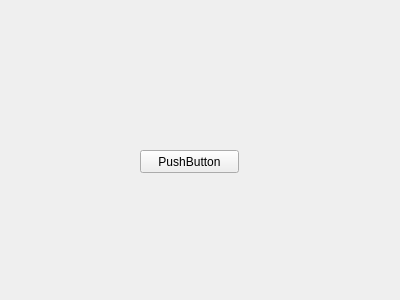
Old version of the form src/krecipes2view.ui in the repository nasenbaer89/KRecipes2.
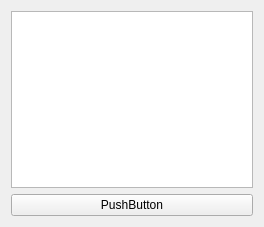
New version of the form.

Commit message: start implementing recipe_list_view

Patch:
```diff
--- a/src/krecipes2view.ui
+++ b/src/krecipes2view.ui
@@ -6,23 +6,22 @@
    <rect>
     <x>0</x>
     <y>0</y>
-    <width>400</width>
-    <height>300</height>
+    <width>264</width>
+    <height>227</height>
    </rect>
   </property>
+  <layout class="QGridLayout" name="gridLayout">
+   <item row="1" column="0">
   <widget class="QPushButton" name="pushButton">
-   <property name="geometry">
-    <rect>
-     <x>140</x>
-     <y>150</y>
-     <width>99</width>
-     <height>23</height>
-    </rect>
-   </property>
    <property name="text">
     <string>PushButton</string>
    </property>
   </widget>
+   </item>
+   <item row="0" column="0">
+    <widget class="QTreeView" name="treeView"/>
+   </item>
+  </layout>
  </widget>
  <resources/>
  <connections/>
```
Lines whose indentation alone changed are shown as unchanged. The commit also changes 9 other files.
